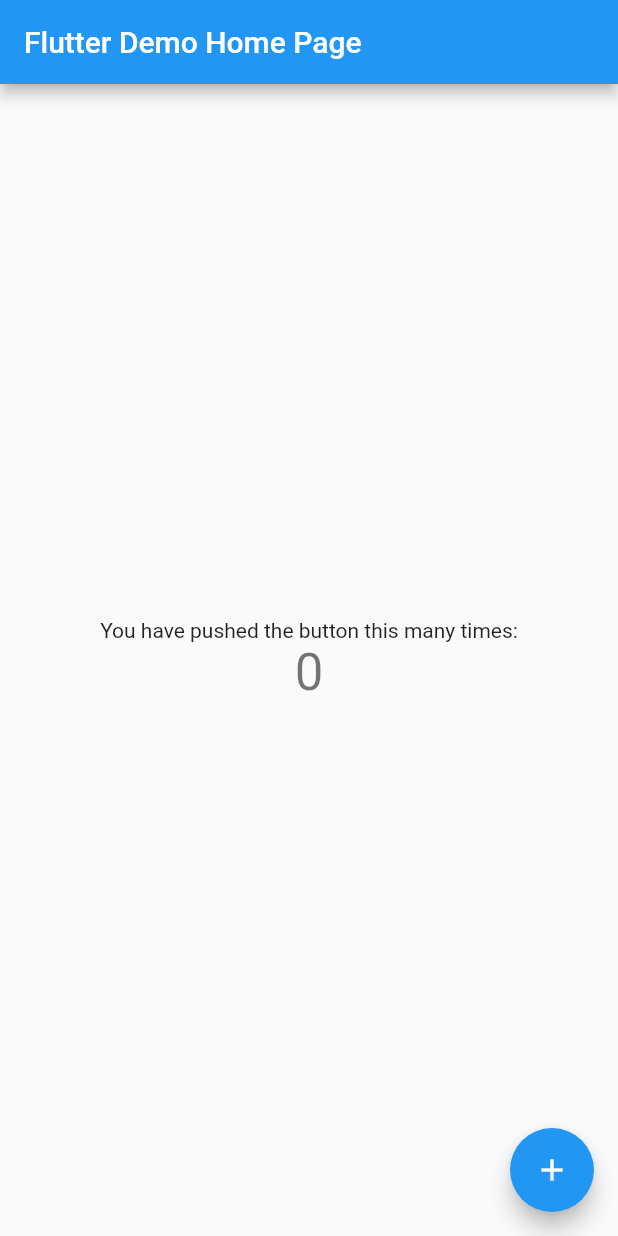
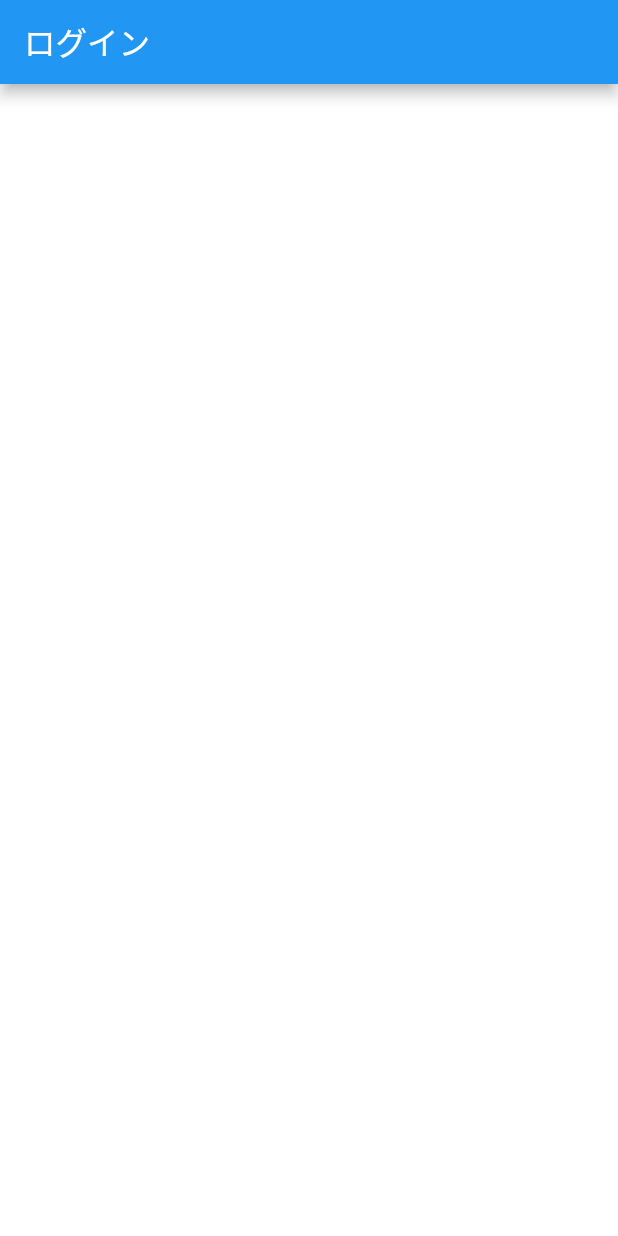
Before and after one commit to Kurogoma4D/sokutwi, a Flutter app: the screen it shows after launch, on a phone screen of 412 x 824 dp. Run offline on Flutter 3.47's test engine with Material 2 defaults, Android fonts, the phone set to English and light mode, and no system bars; our stand-ins replace flutter_native_splash, flutter_riverpod, go_router; generated files the repository leaves out were written again.

Commit message:
modify: organize codes

```diff
--- /dev/null
+++ b/app/l10n.yaml
@@ -0,0 +1,3 @@
+arb-dir: lib/l10n
+template-arb-file: app_ja.arb
+output-localization-file: app_localizations.dart
--- /dev/null
+++ b/app/lib/app.dart
@@ -0,0 +1,29 @@
+import 'package:flutter/material.dart';
+import 'package:flutter_localizations/flutter_localizations.dart';
+import 'package:flutter_gen/gen_l10n/app_localizations.dart';
+import 'package:flutter_riverpod/flutter_riverpod.dart';
+import 'package:sokutwi/router.dart';
+
+class App extends ConsumerWidget {
+  const App({super.key});
+
+  @override
+  Widget build(BuildContext context, WidgetRef ref) {
+    final router = ref.watch(routerProvider);
+    return MaterialApp.router(
+      title: '即ツイ',
+      localizationsDelegates: const [
+        AppLocalizations.delegate,
+        GlobalMaterialLocalizations.delegate,
+        GlobalWidgetsLocalizations.delegate,
+        GlobalCupertinoLocalizations.delegate,
+      ],
+      supportedLocales: const [
+        Locale('ja', 'JP'),
+      ],
+      routeInformationParser: router.routeInformationParser,
+      routeInformationProvider: router.routeInformationProvider,
+      routerDelegate: router.routerDelegate,
+    );
+  }
+}
--- /dev/null
+++ b/app/lib/l10n/app_ja.arb
@@ -0,0 +1,3 @@
+{
+  "signIn": "ログイン"
+}
--- a/app/lib/main.dart
+++ b/app/lib/main.dart
@@ -1,115 +1,7 @@
 import 'package:flutter/material.dart';
+import 'package:flutter_riverpod/flutter_riverpod.dart';
+import 'package:sokutwi/app.dart';
 
 void main() {
-  runApp(const MyApp());
+  runApp(const ProviderScope(child: App()));
 }
-
-class MyApp extends StatelessWidget {
-  const MyApp({super.key});
-
-  // This widget is the root of your application.
-  @override
-  Widget build(BuildContext context) {
-    return MaterialApp(
-      title: 'Flutter Demo',
-      theme: ThemeData(
-        // This is the theme of your application.
-        //
-        // Try running your application with "flutter run". You'll see the
-        // application has a blue toolbar. Then, without quitting the app, try
-        // changing the primarySwatch below to Colors.green and then invoke
-        // "hot reload" (press "r" in the console where you ran "flutter run",
-        // or simply save your changes to "hot reload" in a Flutter IDE).
-        // Notice that the counter didn't reset back to zero; the application
-        // is not restarted.
-        primarySwatch: Colors.blue,
-      ),
-      home: const MyHomePage(title: 'Flutter Demo Home Page'),
-    );
-  }
-}
-
-class MyHomePage extends StatefulWidget {
-  const MyHomePage({super.key, required this.title});
-
-  // This widget is the home page of your application. It is stateful, meaning
-  // that it has a State object (defined below) that contains fields that affect
-  // how it looks.
-
-  // This class is the configuration for the state. It holds the values (in this
-  // case the title) provided by the parent (in this case the App widget) and
-  // used by the build method of the State. Fields in a Widget subclass are
-  // always marked "final".
-
-  final String title;
-
-  @override
-  State<MyHomePage> createState() => _MyHomePageState();
-}
-
-class _MyHomePageState extends State<MyHomePage> {
-  int _counter = 0;
-
-  void _incrementCounter() {
-    setState(() {
-      // This call to setState tells the Flutter framework that something has
-      // changed in this State, which causes it to rerun the build method below
-      // so that the display can reflect the updated values. If we changed
-      // _counter without calling setState(), then the build method would not be
-      // called again, and so nothing would appear to happen.
-      _counter++;
-    });
-  }
-
-  @override
-  Widget build(BuildContext context) {
-    // This method is rerun every time setState is called, for instance as done
-    // by the _incrementCounter method above.
-    //
-    // The Flutter framework has been optimized to make rerunning build methods
-    // fast, so that you can just rebuild anything that needs updating rather
-    // than having to individually change instances of widgets.
-    return Scaffold(
-      appBar: AppBar(
-        // Here we take the value from the MyHomePage object that was created by
-        // the App.build method, and use it to set our appbar title.
-        title: Text(widget.title),
-      ),
-      body: Center(
-        // Center is a layout widget. It takes a single child and positions it
-        // in the middle of the parent.
-        child: Column(
-          // Column is also a layout widget. It takes a list of children and
-          // arranges them vertically. By default, it sizes itself to fit its
-          // children horizontally, and tries to be as tall as its parent.
-          //
-          // Invoke "debug painting" (press "p" in the console, choose the
-          // "Toggle Debug Paint" action from the Flutter Inspector in Android
-          // Studio, or the "Toggle Debug Paint" command in Visual Studio Code)
-          // to see the wireframe for each widget.
-          //
-          // Column has various properties to control how it sizes itself and
-          // how it positions its children. Here we use mainAxisAlignment to
-          // center the children vertically; the main axis here is the vertical
-          // axis because Columns are vertical (the cross axis would be
-          // horizontal).
-          mainAxisAlignment: MainAxisAlignment.center,
-          children: <Widget>[
-            const Text(
-              'You have pushed the button this many times:',
-            ),
-            Text(
-              '$_counter',
-              style: Theme.of(context).textTheme.headline4,
-            ),
-          ],
-        ),
-      ),
-      floatingActionButton: FloatingActionButton(
-        onPressed: _incrementCounter,
-        tooltip: 'Increment',
-        child: const Icon(Icons.add),
-      ), // This trailing comma makes auto-formatting nicer for build methods.
-    );
-  }
-}
--- /dev/null
+++ b/app/lib/widgets/pages/sign_in.dart
@@ -0,0 +1,16 @@
+import 'package:flutter/material.dart';
+import 'package:flutter_gen/gen_l10n/app_localizations.dart';
+
+class SignIn extends StatelessWidget {
+  const SignIn({super.key});
+
+  @override
+  Widget build(BuildContext context) {
+    final string = AppLocalizations.of(context)!;
+    return Scaffold(
+      appBar: AppBar(title: Text(string.signIn)),
+      backgroundColor: Colors.white,
+      body: Container(),
+    );
+  }
+}
```
Also changed, not shown: app/environment_config.yaml (added, +17 -0 lines), app/lib/router.dart (added, +23 -0 lines), app/lib/widgets/pages/initialize.dart (added, +21 -0 lines), app/pubspec.yaml (+20 -72 lines), app/lib/constants/constants.dart (added), app/lib/router.g.dart (added), app/pubspec.lock, 16 other files.
